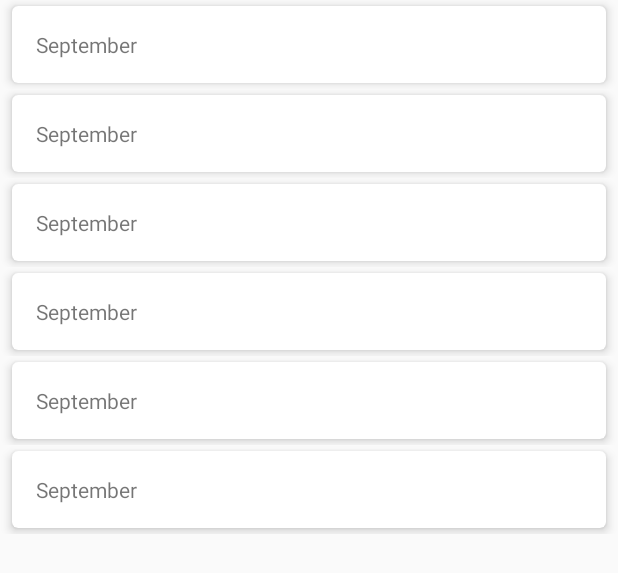
After one commit to MathiasBrandt/payments-history, an Android app: the layout fragment_month_list.xml on its own in the app's theme, with its tools: preview values and no code run, on a phone screen of 412 x 824 dp. The commit adds this screen. Shown: the top 573 px of the screen. Run offline under Robolectric (Android 15) with nearby library versions, the phone set to English and light mode, and no system bars.

Commit message:
added fragment and stuff

```diff
--- a/PaymentsHistory/app/src/main/java/com/mathiasbrandt/paymentshistory/OverviewListAdapter.kt
+++ b/PaymentsHistory/app/src/main/java/com/mathiasbrandt/paymentshistory/OverviewListAdapter.kt
@@ -5,11 +5,11 @@ import android.view.View
 import android.view.ViewGroup
 import androidx.recyclerview.widget.RecyclerView
 import kotlinx.android.extensions.LayoutContainer
-import kotlinx.android.synthetic.main.item_overview.view.*
+import kotlinx.android.synthetic.main.item_month_list.view.*
 
 class OverviewListAdapter(val items: List<Month>): RecyclerView.Adapter<OverviewListViewHolder>() {
     override fun onCreateViewHolder(parent: ViewGroup, viewType: Int): OverviewListViewHolder {
-        val view = LayoutInflater.from(parent.context).inflate(R.layout.item_overview, parent, false)
+        val view = LayoutInflater.from(parent.context).inflate(R.layout.item_month_list, parent, false)
         return OverviewListViewHolder(view)
     }
 
@@ -22,6 +22,6 @@ class OverviewListAdapter(val items: List<Month>): RecyclerView.Adapter<Overview
 
 class OverviewListViewHolder(override val containerView: View): RecyclerView.ViewHolder(containerView), LayoutContainer {
     fun bind(item: Month) {
-        containerView.item_overview_title.text = "September"
+        containerView.item_overview_title.setText(item.nameResId)
     }
 }
--- a/PaymentsHistory/app/src/main/java/com/mathiasbrandt/paymentshistory/Payment.kt
+++ b/PaymentsHistory/app/src/main/java/com/mathiasbrandt/paymentshistory/Payment.kt
@@ -3,7 +3,7 @@ package com.mathiasbrandt.paymentshistory
 import com.google.firebase.firestore.QueryDocumentSnapshot
 import com.google.firebase.firestore.QuerySnapshot
 
-data class Payment(val id: String, val userId: String, val description: String, val amount: Long, val month: Long) {
+data class Payment(val id: String, val userId: String, val description: String, val amount: Long, val month: Month) {
     companion object {
         fun parse(result: QuerySnapshot): PaymentList {
             val list = PaymentList()
@@ -18,7 +18,7 @@ data class Payment(val id: String, val userId: String, val description: String,
                     document.data["userId"] as? String ?: "",
                     document.data["description"] as? String ?: "",
                     document.data["amount"] as? Long ?: 0,
-                    document.data["month"] as? Long ?: -1
+                    document.data["month"] as? Month ?: Month.JAN
             )
         }
     }
--- a/PaymentsHistory/app/src/main/java/com/mathiasbrandt/paymentshistory/PaymentList.kt
+++ b/PaymentsHistory/app/src/main/java/com/mathiasbrandt/paymentshistory/PaymentList.kt
@@ -1,10 +1,10 @@
 package com.mathiasbrandt.paymentshistory
 
 class PaymentList {
-    private val payments = mutableMapOf<Long, MutableList<Payment>>()
+    private val payments = mutableMapOf<Month, MutableList<Payment>>()
 
     init {
-        for(month: Long in Month.JAN..Month.DEC) {
+        for(month in Month.getList()) {
             payments[month] = mutableListOf()
         }
     }
--- /dev/null
+++ b/PaymentsHistory/app/src/main/res/layout/fragment_month_list.xml
@@ -0,0 +1,18 @@
+<?xml version="1.0" encoding="utf-8"?>
+<androidx.constraintlayout.widget.ConstraintLayout xmlns:android="http://schemas.android.com/apk/res/android"
+    xmlns:app="http://schemas.android.com/apk/res-auto"
+    xmlns:tools="http://schemas.android.com/tools"
+    android:layout_width="match_parent"
+    android:layout_height="match_parent"
+    tools:context=".OverviewActivity">
+
+    <androidx.recyclerview.widget.RecyclerView
+        android:id="@+id/activity_overview_list"
+        android:layout_width="match_parent"
+        android:layout_height="match_parent"
+        app:layoutManager="androidx.recyclerview.widget.LinearLayoutManager"
+        tools:itemCount="10"
+        tools:listitem="@layout/item_payment"
+        />
+
+</androidx.constraintlayout.widget.ConstraintLayout>
--- /dev/null
+++ b/PaymentsHistory/app/src/main/res/values/attrs.xml
@@ -0,0 +1,6 @@
+<?xml version="1.0" encoding="utf-8"?>
+<resources>
+    <declare-styleable name="Toolbar">
+        <attr name="android:text" />
+    </declare-styleable>
+</resources>
--- a/PaymentsHistory/app/src/main/res/values/colors.xml
+++ b/PaymentsHistory/app/src/main/res/values/colors.xml
@@ -4,6 +4,7 @@
     <color name="colorPrimaryDark">#303F9F</color>
     <color name="colorAccent">#FF4081</color>
 
-    <color name="default_background">#FAFAFA</color>
+    <color name="defaultBackgroundColor">#FAFAFA</color>
     <color name="black">#000000</color>
+    <color name="subtitleColor">#979797</color>
 </resources>
--- /dev/null
+++ b/PaymentsHistory/app/src/main/res/values/dimens.xml
@@ -0,0 +1,4 @@
+<?xml version="1.0" encoding="utf-8"?>
+<resources>
+    <dimen name="toolbar_height">56dp</dimen>
+</resources>
--- a/PaymentsHistory/app/src/main/res/values/styles.xml
+++ b/PaymentsHistory/app/src/main/res/values/styles.xml
@@ -1,17 +1,22 @@
 <resources>
 
     <!-- Base application theme. -->
-    <style name="AppTheme" parent="Theme.AppCompat.Light.DarkActionBar">
+    <style name="AppTheme" parent="Theme.AppCompat.Light.NoActionBar">
         <!-- Customize your theme here. -->
         <item name="colorPrimary">@color/colorPrimary</item>
         <item name="colorPrimaryDark">@color/colorPrimaryDark</item>
         <item name="colorAccent">@color/colorAccent</item>
         <item name="actionBarStyle">@style/ActionBarStyle</item>
+        <item name="android:statusBarColor">@color/defaultBackgroundColor</item>
+        <item name="android:windowLightStatusBar">true</item>
+        <item name="android:navigationBarColor">@color/defaultBackgroundColor</item>
+        <item name="android:windowLightNavigationBar">true</item>
     </style>
 
     <style name="ActionBarStyle" parent="Widget.AppCompat.Light.ActionBar">
-        <item name="background">@color/default_background</item>
+        <item name="background">@color/defaultBackgroundColor</item>
         <item name="titleTextStyle">@style/ActionBarTitleTextStyle</item>
+        <item name="subtitleTextStyle">@style/ActionBarSubtitleTextStyle</item>
         <item name="elevation">0dp</item>
     </style>
 
@@ -21,4 +26,11 @@
         <item name="android:gravity">center_horizontal</item>
     </style>
 
+    <style name="ActionBarSubtitleTextStyle" parent="TextAppearance.AppCompat.Widget.ActionBar.Subtitle">
+        <item name="android:textColor">@color/subtitleColor</item>
+        <item name="android:fontFamily">sans-serif</item>
+        <item name="android:textSize">14sp</item>
+        <item name="android:gravity">center_horizontal</item>
+    </style>
+
 </resources>
```
Also changed, not shown: PaymentsHistory/app/src/main/java/com/mathiasbrandt/paymentshistory/CustomOutlineProvider.kt (added, +11 -0 lines), PaymentsHistory/app/src/main/java/com/mathiasbrandt/paymentshistory/Month.kt (+17 -15 lines), PaymentsHistory/app/src/main/java/com/mathiasbrandt/paymentshistory/MonthListFragment.kt (added, +30 -0 lines), PaymentsHistory/app/src/main/java/com/mathiasbrandt/paymentshistory/OverviewActivity.kt (+6 -49 lines), PaymentsHistory/app/src/main/java/com/mathiasbrandt/paymentshistory/Toolbar.kt (added, +38 -0 lines), PaymentsHistory/app/src/main/res/animator/toolbar_elevation.xml (added, +18 -0 lines), PaymentsHistory/app/src/main/res/layout/activity_overview.xml (+3 -14 lines), PaymentsHistory/app/src/main/res/layout/custom_view_toolbar.xml (added, +22 -0 lines), PaymentsHistory/app/src/main/res/layout/item_month_list.xml (added, +19 -0 lines), PaymentsHistory/app/src/main/res/layout/item_overview.xml (deleted, +0 -34 lines), PaymentsHistory/app/src/main/res/values/strings.xml (+15 -0 lines).
